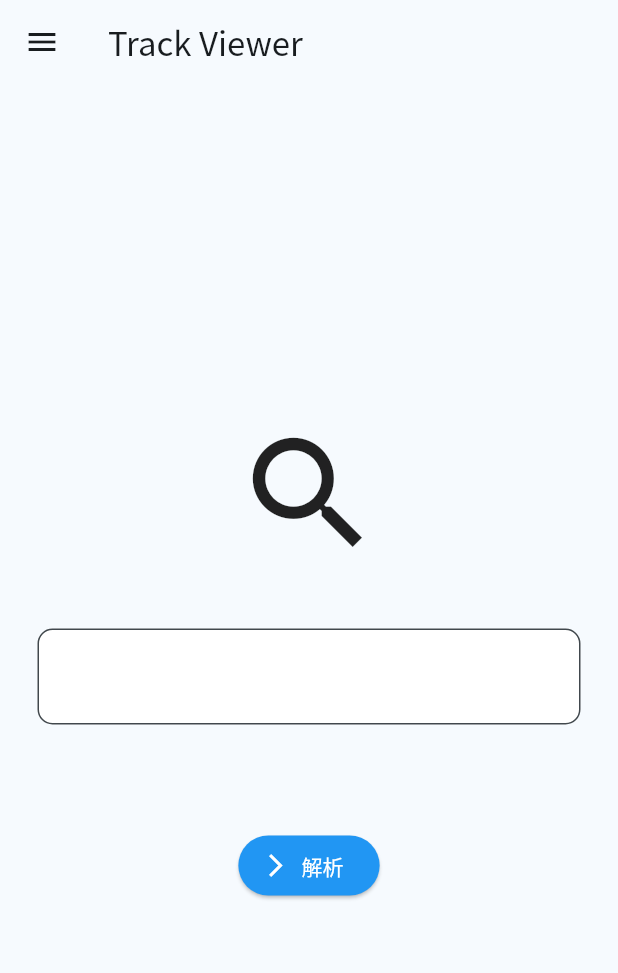
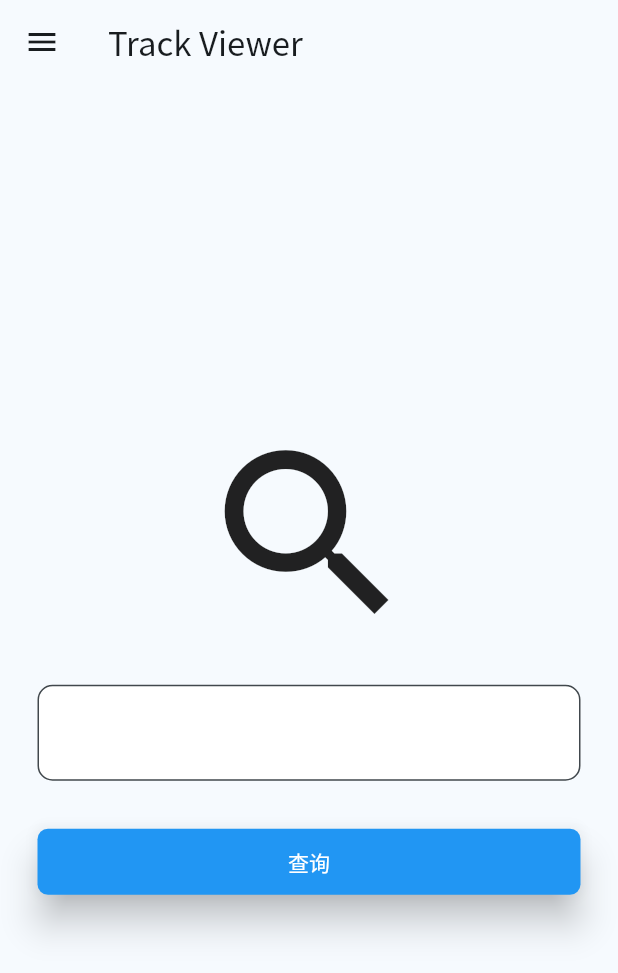
Before and after one commit to dp0qb/TrackerViewerFlutter, a Flutter app: the screen it shows after launch, on a phone screen of 412 x 824 dp. Shown: the top 973 px of the screen. Run offline on Flutter 3.47's test engine with Material 3 defaults, Android fonts, the phone set to English and light mode, and no system bars.

Commit message:
button update

```diff
--- a/lib/pages/home.dart
+++ b/lib/pages/home.dart
@@ -35,19 +35,19 @@ class _HomePageState extends State<HomePage> {
         title: const Text("Track Viewer"),
       ),
       body: Center(
+        child: Padding(
+          padding: const EdgeInsets.all(25.0),
           child: Column(
             mainAxisAlignment: MainAxisAlignment.center,
             children: [
               const Icon(
                 Icons.search,
-              size: 100,
+                size: 150,
               ),
               const SizedBox(
-              height: 15,
+                height: 25,
               ),
-            Container(
-              margin: const EdgeInsets.all(25),
-              child: Center(
+              Center(
                 child: TextField(
                   controller: textController,
                   minLines: 1,
@@ -63,19 +63,19 @@ class _HomePageState extends State<HomePage> {
                   ),
                 ),
               ),
-            ),
               const SizedBox(
-              height: 45,
+                height: 30,
               ),
               ExpandedButton(
-              labelStr: "解析",
+                child: const Text("查询"),
                 onPressed: () {
                   Navigator.pushNamed(context, "/result",
                       arguments: {"href": textController.text});
                 },
-              icon: Icons.arrow_forward_ios,
+                // icon: Icons.arrow_forward_ios,
               ),
             ],
+          ),
         ),
       ),
       drawer: Drawer(
--- a/lib/widgets/expanded_button.dart
+++ b/lib/widgets/expanded_button.dart
@@ -1,28 +1,44 @@
 import 'package:flutter/material.dart';
 
 class ExpandedButton extends StatelessWidget {
+  final Widget child;
+  final Color? color;
   final IconData? icon;
-  final String labelStr;
   final void Function()? onPressed;
   const ExpandedButton(
-      {super.key, required this.labelStr, required this.onPressed, this.icon});
+      {super.key,
+      required this.child,
+      required this.onPressed,
+      this.color,
+      this.icon});
 
   @override
   Widget build(BuildContext context) {
-    return ElevatedButton.icon(
-      style: const ButtonStyle(
-        backgroundColor: WidgetStatePropertyAll(
-          Colors.blue,
+    return Row(
+      children: [
+        Expanded(
+          child: MaterialButton(
+            color: color ?? Colors.blue,
+            onPressed: onPressed,
+            textTheme: ButtonTextTheme.primary,
+            textColor: Colors.white,
+            splashColor: Colors.blue.shade400,
+            elevation: 10,
+            highlightElevation: 20,
+            disabledElevation: 5.0,
+            shape: const RoundedRectangleBorder(
+              borderRadius: BorderRadius.all(
+                Radius.circular(
+                  7.0,
+                ),
+              ),
+            ),
+            height: 44.0,
+            minWidth: 140,
+            child: child,
+          ),
         ),
-        foregroundColor: WidgetStatePropertyAll(
-          Colors.white,
-        ),
-      ),
-      icon: Icon(color: Colors.white, icon),
-      onPressed: onPressed,
-      label: Text(
-        labelStr,
-      ),
+      ],
     );
   }
 }
```
Lines whose indentation alone changed are shown as unchanged.
